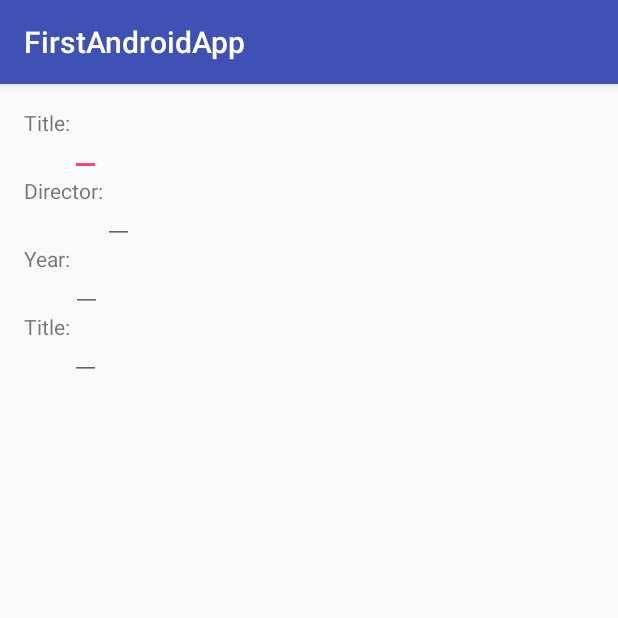
After one commit to AdinaNgr/mobileApplication, an Android app: the DetailsActivity screen opened directly, with no data from a screen before it, on a phone screen of 412 x 824 dp, the top half of it. The commit adds this screen. Run offline under Robolectric (Android 15) with nearby library versions, the phone set to English and light mode, and no system bars.

Commit message:
Add master-detail functionality to Android project.

```diff
--- a/FirstAndroidApp/app/build.gradle
+++ b/FirstAndroidApp/app/build.gradle
@@ -27,4 +27,5 @@ dependencies {
     compile 'com.android.support:appcompat-v7:24.2.1'
     compile 'com.android.support:design:24.2.1'
     testCompile 'junit:junit:4.12'
+    compile 'com.squareup.picasso:picasso:2.5.2'
 }
--- a/FirstAndroidApp/app/src/main/AndroidManifest.xml
+++ b/FirstAndroidApp/app/src/main/AndroidManifest.xml
@@ -30,7 +30,8 @@
         <activity
             android:name=".ListActivity"
             android:label="@string/title_activity_list"
-            android:theme="@style/AppTheme.NoActionBar"></activity>
+            android:theme="@style/AppTheme.NoActionBar" />
+        <activity android:name=".DetailsActivity"></activity>
     </application>
 
 </manifest>
--- /dev/null
+++ b/FirstAndroidApp/app/src/main/java/com/example/adina/firstandroidapp/DetailsActivity.java
@@ -0,0 +1,32 @@
+package com.example.adina.firstandroidapp;
+
+import android.support.v7.app.AppCompatActivity;
+import android.os.Bundle;
+import android.widget.EditText;
+
+public class DetailsActivity extends AppCompatActivity {
+
+    @Override
+    protected void onCreate(Bundle savedInstanceState) {
+        super.onCreate(savedInstanceState);
+        setContentView(R.layout.activity_details);
+
+        Bundle extras = getIntent().getExtras();
+        if (extras != null) {
+            String mTitle = extras.getString("movieTitle");
+            EditText title = (EditText) findViewById(R.id.et_title);
+            title.setText(mTitle);
+            String mDirector = extras.getString("movieDirector");
+            EditText director = (EditText) findViewById(R.id.et_director);
+            director.setText(mDirector);
+            String mYear = extras.getString("movieYear");
+            EditText year = (EditText) findViewById(R.id.et_year);
+            year.setText(mYear);
+            String mRating = extras.getString("movieRating");
+            EditText rating = (EditText) findViewById(R.id.et_rating);
+            rating.setText(mRating);
+            //The key argument here must match that used in the other activity
+        }
+
+    }
+}
--- a/FirstAndroidApp/app/src/main/java/com/example/adina/firstandroidapp/MainActivity.java
+++ b/FirstAndroidApp/app/src/main/java/com/example/adina/firstandroidapp/MainActivity.java
@@ -53,8 +53,8 @@ public class MainActivity extends Activity{
         }
     }
 
-    /** Called when the user clicks the Send button */
-    public void sendMessage(View view) {
+    /** Called when the user clicks the View List button */
+    public void viewList(View view) {
         Intent intent = new Intent(this, ListActivity.class);
         //EditText editText = (EditText) findViewById(R.id.edit_message);
         //String message = editText.getText().toString();
--- /dev/null
+++ b/FirstAndroidApp/app/src/main/res/layout/activity_details.xml
@@ -0,0 +1,72 @@
+<?xml version="1.0" encoding="utf-8"?>
+<RelativeLayout xmlns:android="http://schemas.android.com/apk/res/android"
+    xmlns:tools="http://schemas.android.com/tools"
+    android:id="@+id/activity_details"
+    android:layout_width="match_parent"
+    android:layout_height="match_parent"
+    android:paddingBottom="@dimen/activity_vertical_margin"
+    android:paddingLeft="@dimen/activity_horizontal_margin"
+    android:paddingRight="@dimen/activity_horizontal_margin"
+    android:paddingTop="@dimen/activity_vertical_margin"
+    tools:context="com.example.adina.firstandroidapp.DetailsActivity">
+
+
+    <TextView
+        android:id="@+id/tx_title"
+        android:layout_width="wrap_content"
+        android:layout_height="wrap_content"
+        android:text="Title:"
+
+        />
+    <EditText
+        android:id="@+id/et_title"
+        android:layout_width="wrap_content"
+        android:layout_height="wrap_content"
+        android:layout_toRightOf="@id/tx_title"
+        />
+    <TextView
+        android:id="@+id/tx_director"
+        android:layout_width="wrap_content"
+        android:layout_height="wrap_content"
+        android:layout_below="@id/et_title"
+        android:text="Director:"
+
+        />
+    <EditText
+        android:id="@+id/et_director"
+        android:layout_width="wrap_content"
+        android:layout_height="wrap_content"
+        android:layout_below="@id/et_title"
+        android:layout_toRightOf="@id/tx_director"
+        />
+    <TextView
+        android:id="@+id/tx_year"
+        android:layout_width="wrap_content"
+        android:layout_height="wrap_content"
+        android:layout_below="@id/et_director"
+        android:text="Year:"
+
+        />
+    <EditText
+        android:id="@+id/et_year"
+        android:layout_width="wrap_content"
+        android:layout_height="wrap_content"
+        android:layout_below="@id/et_director"
+        android:layout_toRightOf="@id/tx_year"
+        />
+    <TextView
+        android:id="@+id/tx_rating"
+        android:layout_width="wrap_content"
+        android:layout_height="wrap_content"
+        android:layout_below="@id/et_year"
+        android:text="Title:"
+
+        />
+    <EditText
+        android:id="@+id/et_rating"
+        android:layout_width="wrap_content"
+        android:layout_height="wrap_content"
+        android:layout_below="@id/et_year"
+        android:layout_toRightOf="@id/tx_rating"
+        />
+</RelativeLayout>
--- a/FirstAndroidApp/app/src/main/res/layout/activity_list.xml
+++ b/FirstAndroidApp/app/src/main/res/layout/activity_list.xml
@@ -31,4 +31,10 @@
         android:layout_margin="@dimen/fab_margin"
         app:srcCompat="@android:drawable/ic_dialog_email" />
 
+    <android.support.v7.widget.RecyclerView
+        android:id="@+id/recyclerView"
+        android:layout_width="match_parent"
+        android:layout_height="match_parent"
+        android:layout_alignParentTop="true"
+        android:scrollbars="vertical" />
 </android.support.design.widget.CoordinatorLayout>
--- a/FirstAndroidApp/app/src/main/res/layout/activity_main.xml
+++ b/FirstAndroidApp/app/src/main/res/layout/activity_main.xml
@@ -52,12 +52,14 @@
 
     <Button
         android:id="@+id/buttonSend"
-        android:layout_width="fill_parent"
+        android:layout_width="wrap_content"
         android:layout_height="wrap_content"
+        android:background="#14a2e1"
         android:text="Send" />
     <Button
         android:layout_width="wrap_content"
         android:layout_height="wrap_content"
         android:text="View List"
-        android:onClick="sendMessage" />
+        android:layout_toRightOf="@+id/buttonSend"
+        android:onClick="viewList" />
 </LinearLayout>
```
Also changed, not shown: FirstAndroidApp/app/src/main/java/com/example/adina/firstandroidapp/ListActivity.java (+33 -0 lines), FirstAndroidApp/app/src/main/java/com/example/adina/firstandroidapp/Movie.java (added, +63 -0 lines), FirstAndroidApp/app/src/main/java/com/example/adina/firstandroidapp/MyAdapter.java (added, +118 -0 lines), FirstAndroidApp/app/src/main/res/drawable/circular_progress_bar.xml (added, +23 -0 lines), FirstAndroidApp/app/src/main/res/layout/recyclerview_item_row.xml (added, +36 -0 lines).
